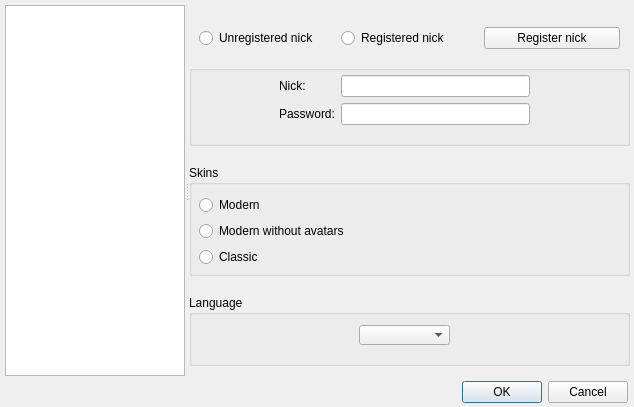
This is ui/options.ui in gitter-badger/simplechatclient as Qt 5 draws it before an edit. The edited form follows.
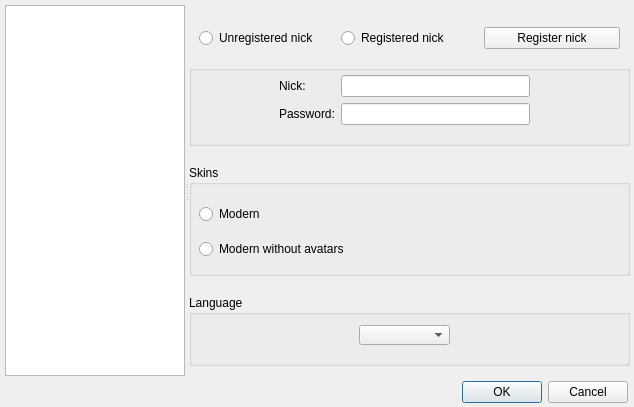
This is the edited form. Icons and pictures are not drawn.

Commit message: changed layout! removed classic style

Patch:
```diff
--- a/ui/options.ui
+++ b/ui/options.ui
@@ -191,13 +191,6 @@
           </property>
          </widget>
         </item>
-        <item>
-         <widget class="QRadioButton" name="radioButton_classic">
-          <property name="text">
-           <string>Classic</string>
-          </property>
-         </widget>
-        </item>
        </layout>
       </widget>
      </widget>
```
The commit also changes 11 other files.
